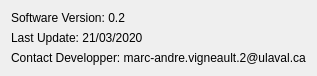
Qt form firmware/gui/dialog/helpDialogUi.ui (Geophysical-Instrumentation-Group-UL/Geophysical-Open-Seismic-Hardware) before a commit.
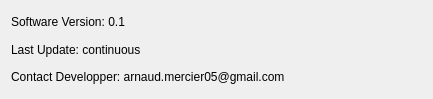
The same form after that commit.

```diff
--- a/firmware/gui/dialog/helpDialogUi.ui
+++ b/firmware/gui/dialog/helpDialogUi.ui
@@ -6,8 +6,8 @@
    <rect>
     <x>0</x>
     <y>0</y>
-    <width>287</width>
-    <height>69</height>
+    <width>433</width>
+    <height>99</height>
    </rect>
   </property>
   <property name="sizePolicy">
@@ -23,7 +23,7 @@
    <item row="0" column="0">
     <widget class="QLabel" name="label_2">
      <property name="text">
-      <string>Software Version: 0.2</string>
+      <string>Software Version: 0.1</string>
      </property>
     </widget>
    </item>
@@ -36,14 +36,14 @@
       </sizepolicy>
      </property>
      <property name="text">
-      <string>Contact Developper: marc-andre.vigneault.2@ulaval.ca</string>
+      <string>Contact Developper: arnaud.mercier05@gmail.com</string>
      </property>
     </widget>
    </item>
    <item row="1" column="0">
     <widget class="QLabel" name="label_3">
      <property name="text">
-      <string>Last Update: 21/03/2020</string>
+      <string>Last Update: continuous</string>
      </property>
     </widget>
    </item>
```
